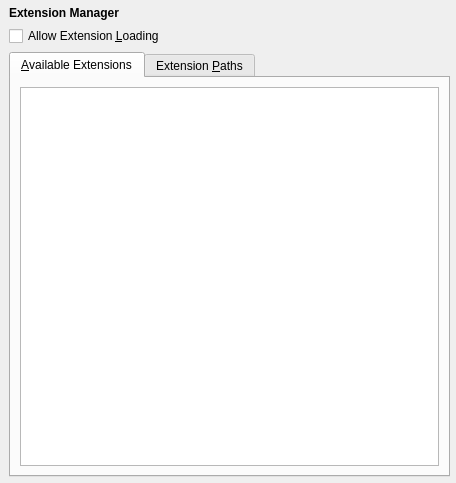
First picture: the form in Sqliteman/sqliteman/prefsextensionwidget.ui, repository iamkjg/sqliteman, before the edit.
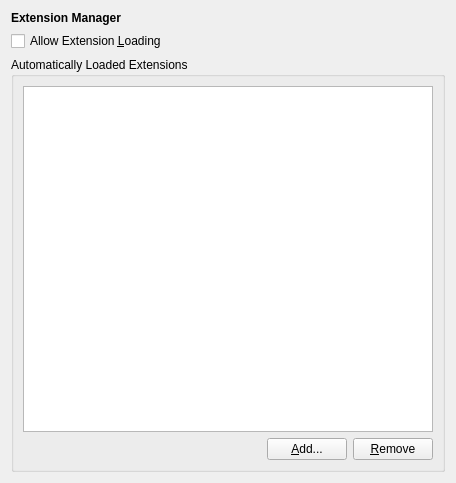
Second picture: the form after the edit.

Commit message: #136: Could support for loadable extensions be added? Extensions are working now

Patch:
```diff
--- a/Sqliteman/sqliteman/prefsextensionwidget.ui
+++ b/Sqliteman/sqliteman/prefsextensionwidget.ui
@@ -9,22 +9,7 @@
     <height>483</height>
    </rect>
   </property>
-  <layout class="QGridLayout" name="gridLayout_3" >
-   <property name="leftMargin" >
-    <number>9</number>
-   </property>
-   <property name="topMargin" >
-    <number>6</number>
-   </property>
-   <property name="rightMargin" >
-    <number>6</number>
-   </property>
-   <property name="bottomMargin" >
-    <number>6</number>
-   </property>
-   <property name="spacing" >
-    <number>6</number>
-   </property>
+  <layout class="QGridLayout" name="gridLayout_2" >
    <item row="0" column="0" >
     <widget class="QLabel" name="titleLabel" >
      <property name="font" >
@@ -38,42 +23,11 @@
      </property>
     </widget>
    </item>
-   <item row="1" column="0" >
-    <widget class="QCheckBox" name="allowExtensionsBox" >
-     <property name="text" >
-      <string>Allow Extension &amp;Loading</string>
-     </property>
-    </widget>
-   </item>
    <item row="2" column="0" >
-    <widget class="QTabWidget" name="extensionsTab" >
-     <property name="currentIndex" >
-      <number>0</number>
+    <widget class="QGroupBox" name="groupBox" >
+     <property name="title" >
+      <string>Automatically Loaded Extensions</string>
      </property>
-     <widget class="QWidget" name="tab" >
-      <attribute name="title" >
-       <string>&amp;Available Extensions</string>
-      </attribute>
-      <layout class="QGridLayout" name="gridLayout_2" >
-       <item row="0" column="0" >
-        <widget class="QListView" name="extensionsListView" >
-         <property name="alternatingRowColors" >
-          <bool>true</bool>
-         </property>
-         <property name="selectionMode" >
-          <enum>QAbstractItemView::MultiSelection</enum>
-         </property>
-         <property name="textElideMode" >
-          <enum>Qt::ElideMiddle</enum>
-         </property>
-        </widget>
-       </item>
-      </layout>
-     </widget>
-     <widget class="QWidget" name="tab_2" >
-      <attribute name="title" >
-       <string>Extension &amp;Paths</string>
-      </attribute>
       <layout class="QGridLayout" name="gridLayout" >
        <item row="0" column="0" colspan="3" >
         <widget class="QListView" name="pathsListView" >
@@ -83,6 +37,12 @@
          <property name="textElideMode" >
           <enum>Qt::ElideMiddle</enum>
          </property>
+        <property name="isWrapping" stdset="0" >
+         <bool>true</bool>
+        </property>
+        <property name="wordWrap" >
+         <bool>true</bool>
+        </property>
         </widget>
        </item>
        <item row="1" column="0" >
@@ -92,7 +52,7 @@
          </property>
          <property name="sizeHint" stdset="0" >
           <size>
-           <width>261</width>
+          <width>241</width>
            <height>20</height>
           </size>
          </property>
@@ -101,7 +61,7 @@
        <item row="1" column="1" >
         <widget class="QPushButton" name="addPathButton" >
          <property name="text" >
-          <string>A&amp;dd</string>
+         <string>&amp;Add...</string>
          </property>
         </widget>
        </item>
@@ -114,6 +74,12 @@
        </item>
       </layout>
      </widget>
+   </item>
+   <item row="1" column="0" >
+    <widget class="QCheckBox" name="allowExtensionsBox" >
+     <property name="text" >
+      <string>Allow Extension &amp;Loading</string>
+     </property>
     </widget>
    </item>
   </layout>
```
Left out of the diff: 15 changed lines with no effect on the pictures. Lines whose indentation alone changed are shown as unchanged. The commit also changes 11 other files.
